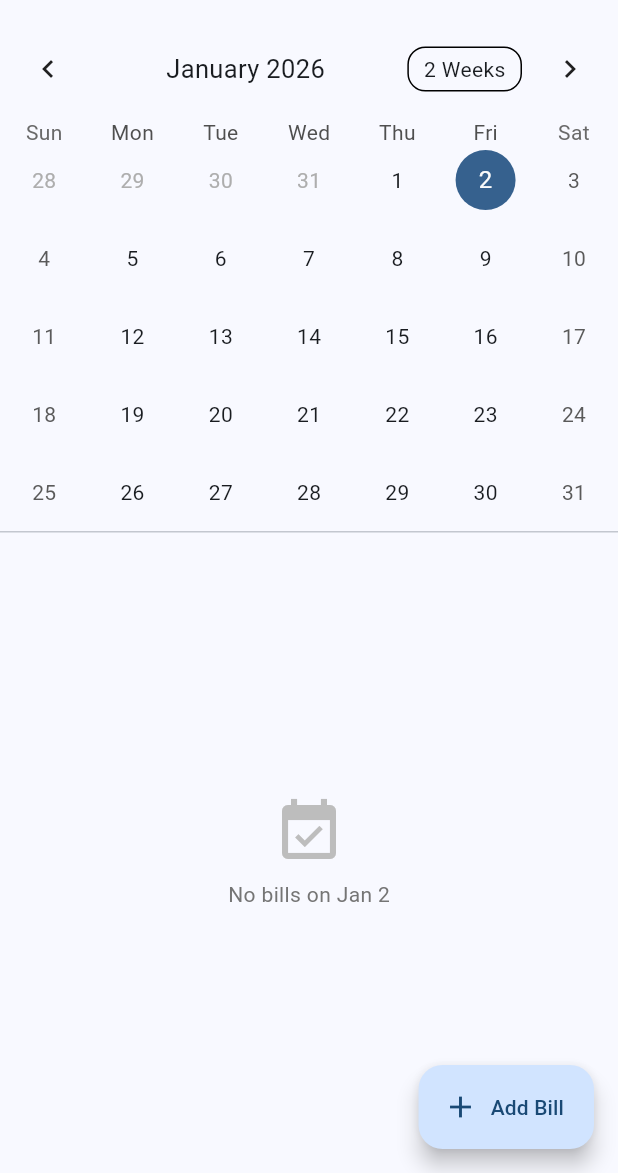
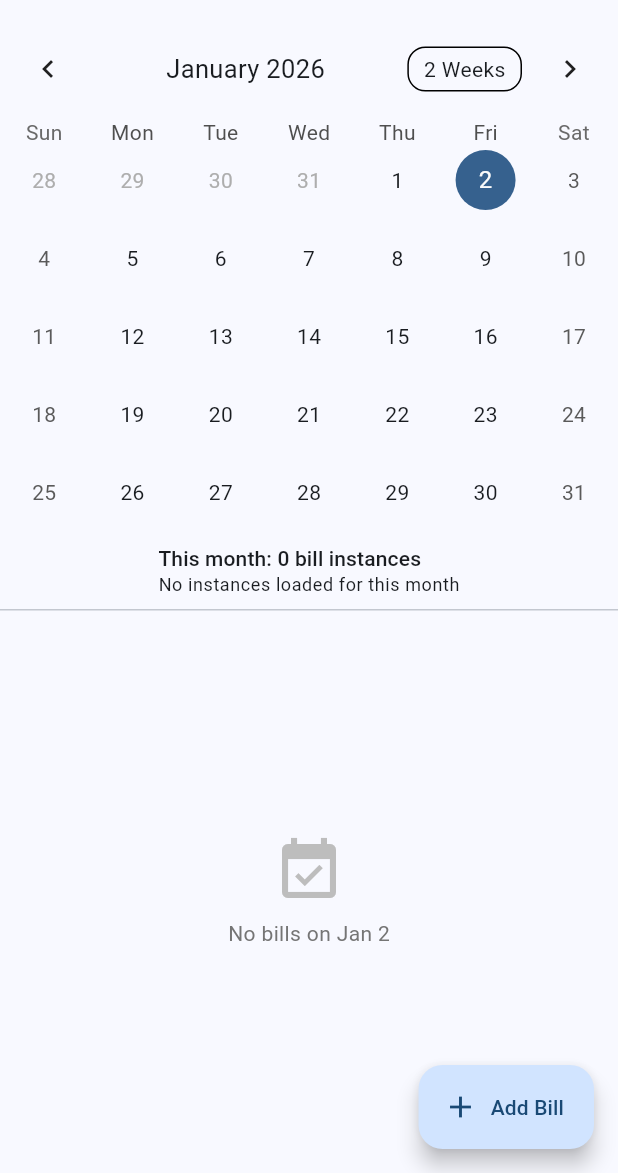
Before and after one commit to FridLexman/budget_calendar, a Flutter app: the CalendarScreen screen opened directly, on a phone screen of 412 x 824 dp, the part 63-1236 px from its top. Run offline on Flutter 3.47's test engine with Material 3 defaults, Android fonts, the phone set to English and light mode, and no system bars; drawn by our look-alikes of table_calendar; our stand-ins replace drift, drift_flutter, flutter_riverpod, flutter_secure_storage; missing offline and left inert: mobile_scanner; accounts and stored records are empty; generated files the repository leaves out were written again.

Commit message:
Ensure calendar markers draw from month cache and fix bills instances list

```diff
--- a/lib/screens/calendar_screen.dart
+++ b/lib/screens/calendar_screen.dart
@@ -18,6 +18,46 @@ class CalendarScreen extends ConsumerStatefulWidget {
 
 class _CalendarScreenState extends ConsumerState<CalendarScreen> {
   CalendarFormat _calendarFormat = CalendarFormat.month;
+  bool _initialized = false;
+  bool _isLoadingMonth = false;
+  final Map<String, List<BillInstance>> _monthCache = {};
+
+  String _monthKey(DateTime d) => '${d.year}-${d.month.toString().padLeft(2, '0')}';
+
+  Future<void> _loadMonth(AppDatabase db, DateTime month, {bool prefetchNext = false}) async {
+    final key = _monthKey(month);
+    if (_monthCache.containsKey(key) && !prefetchNext) return;
+    setState(() => _isLoadingMonth = true);
+
+    // Ensure generated and then fetch for this month
+    await MonthGenerator(db).ensureMonthGenerated(month.year, month.month);
+    final start = DateTime(month.year, month.month, 1);
+    final end = DateTime(month.year, month.month + 1, 0);
+    final rows = await db.getBillInstancesForMonth(ymd(start), ymd(end));
+
+    setState(() {
+      _monthCache[key] = rows;
+      _isLoadingMonth = false;
+    });
+
+    if (prefetchNext) {
+      final next = DateTime(month.year, month.month + 1, 1);
+      final nextKey = _monthKey(next);
+      if (!_monthCache.containsKey(nextKey)) {
+        // fire-and-forget without flipping the loading indicator
+        MonthGenerator(db).ensureMonthGenerated(next.year, next.month).then((_) async {
+          final nStart = DateTime(next.year, next.month, 1);
+          final nEnd = DateTime(next.year, next.month + 1, 0);
+          final nRows = await db.getBillInstancesForMonth(ymd(nStart), ymd(nEnd));
+          if (mounted) {
+            setState(() {
+              _monthCache[nextKey] = nRows;
+            });
+          }
+        });
+      }
+    }
+  }
 
   @override
   Widget build(BuildContext context) {
@@ -27,6 +67,13 @@ class _CalendarScreenState extends ConsumerState<CalendarScreen> {
 
     return dbAsync.when(
       data: (db) {
+        if (!_initialized) {
+          _initialized = true;
+          _loadMonth(db, focusedMonth, prefetchNext: true);
+        }
+
+        final monthRows = _monthCache[_monthKey(focusedMonth)] ?? const <BillInstance>[];
+
         return Scaffold(
           appBar: AppBar(
             title: const Text('Calendar'),
@@ -42,33 +89,132 @@ class _CalendarScreenState extends ConsumerState<CalendarScreen> {
               ),
             ],
           ),
-          body: Column(
+          body: _CalendarBody(
+            db: db,
+            focusedMonth: focusedMonth,
+            selectedDay: selectedDay,
+            calendarFormat: _calendarFormat,
+            onFormatChanged: (f) => setState(() => _calendarFormat = f),
+            onDaySelected: (d) {
+              ref.read(selectedDateProvider.notifier).state = d;
+              ref.read(selectedMonthProvider.notifier).state = DateTime(d.year, d.month, 1);
+            },
+            onMonthChanged: (m) {
+              ref.read(selectedMonthProvider.notifier).state = m;
+              _loadMonth(db, m, prefetchNext: true);
+            },
+            monthRows: monthRows,
+            isLoadingMonth: _isLoadingMonth,
+          ),
+          floatingActionButton: FloatingActionButton.extended(
+            onPressed: () {
+              Navigator.of(context).push(
+                MaterialPageRoute(builder: (_) => DayDetailScreen(date: selectedDay)),
+              );
+            },
+            icon: const Icon(Icons.add),
+            label: const Text('Add Bill'),
+          ),
+        );
+      },
+      loading: () => const Scaffold(body: Center(child: CircularProgressIndicator())),
+      error: (e, st) => Scaffold(body: Center(child: Text('Error: $e'))),
+    );
+  }
+
+  Future<_DayInfo> _getDayInfo(AppDatabase db, String dateStr) async {
+    final bills = await db.getBillInstancesForDate(dateStr);
+    final hasPaid = bills.any((b) => b.status == 'paid' || b.status == 'partial');
+    return _DayInfo(count: bills.length, hasPaid: hasPaid);
+  }
+}
+
+class _CalendarBody extends StatelessWidget {
+  final AppDatabase db;
+  final DateTime focusedMonth;
+  final DateTime selectedDay;
+  final CalendarFormat calendarFormat;
+  final void Function(CalendarFormat) onFormatChanged;
+  final void Function(DateTime) onDaySelected;
+  final void Function(DateTime) onMonthChanged;
+  final List<BillInstance> monthRows;
+  final bool isLoadingMonth;
+
+  const _CalendarBody({
+    required this.db,
+    required this.focusedMonth,
+    required this.selectedDay,
+    required this.calendarFormat,
+    required this.onFormatChanged,
+    required this.onDaySelected,
+    required this.onMonthChanged,
+    required this.monthRows,
+    required this.isLoadingMonth,
+  });
+
+  @override
+  Widget build(BuildContext context) {
+    final markers = <String, _DayInfo>{};
+    for (final b in monthRows.where((r) => r.status != 'skipped')) {
+      final info = markers.putIfAbsent(b.dueDate, () => _DayInfo(count: 0, hasPaid: false));
+      markers[b.dueDate] = _DayInfo(
+        count: info.count + 1,
+        hasPaid: info.hasPaid || b.status == 'paid' || b.status == 'partial',
+      );
+    }
+
+    return Column(
       children: [
         TableCalendar(
           firstDay: DateTime.utc(2020, 1, 1),
           lastDay: DateTime.utc(2100, 12, 31),
           focusedDay: focusedMonth,
-                calendarFormat: _calendarFormat,
+          calendarFormat: calendarFormat,
           availableCalendarFormats: const {
             CalendarFormat.month: 'Month',
             CalendarFormat.twoWeeks: '2 Weeks',
             CalendarFormat.week: 'Week',
           },
           selectedDayPredicate: (d) => isSameDay(d, selectedDay),
-                onDaySelected: (sel, foc) {
-                  ref.read(selectedDateProvider.notifier).state = sel;
-                  Navigator.of(context).push(
-                    MaterialPageRoute(builder: (_) => DayDetailScreen(date: sel)),
+          eventLoader: (d) {
+            final dateStr = ymd(d);
+            final rowsForDay =
+                monthRows.where((r) => r.dueDate == dateStr && r.status != 'skipped').toList();
+            return rowsForDay;
+          },
+          onDaySelected: (sel, foc) => onDaySelected(sel),
+          onFormatChanged: onFormatChanged,
+          onPageChanged: (foc) async {
+            onMonthChanged(DateTime(foc.year, foc.month, 1));
+          },
+          calendarBuilders: CalendarBuilders(
+            markerBuilder: (context, day, events) {
+              final info = markers[ymd(day)];
+              if (info == null || info.count == 0) return const SizedBox.shrink();
+              return Align(
+                alignment: Alignment.bottomCenter,
+                child: Container(
+                  width: 18,
+                  height: 14,
+                  decoration: BoxDecoration(
+                    color: info.hasPaid
+                        ? Colors.green
+                        : Theme.of(context).colorScheme.primary,
+                    borderRadius: BorderRadius.circular(8),
+                  ),
+                  alignment: Alignment.center,
+                  child: Text(
+                    '${info.count}',
+                    style: const TextStyle(
+                      color: Colors.white,
+                      fontSize: 10,
+                      fontWeight: FontWeight.bold,
+                    ),
+                  ),
+                ),
               );
             },
-                onFormatChanged: (format) {
-                  setState(() => _calendarFormat = format);
-                },
-                onPageChanged: (foc) async {
-                  ref.read(selectedMonthProvider.notifier).state = DateTime(foc.year, foc.month, 1);
-                  // Generate instances for the new month
-                  await MonthGenerator(db).ensureMonthGenerated(foc.year, foc.month);
-                },
+          ),
           calendarStyle: CalendarStyle(
             todayDecoration: BoxDecoration(
               color: Theme.of(context).colorScheme.primary.withOpacity(0.3),
@@ -87,76 +233,61 @@ class _CalendarScreenState extends ConsumerState<CalendarScreen> {
             formatButtonVisible: true,
             titleCentered: true,
           ),
-                calendarBuilders: CalendarBuilders(
-                  markerBuilder: (context, day, events) {
-                    final dateStr = ymd(day);
-                    return FutureBuilder<_DayInfo>(
-                      future: _getDayInfo(db, dateStr),
-                      builder: (context, snap) {
-                        if (!snap.hasData) return const SizedBox.shrink();
-                        final info = snap.data!;
-                        if (info.count == 0) return const SizedBox.shrink();
-
-                        return Positioned(
-                          bottom: 1,
-                          child: Row(
-                            mainAxisSize: MainAxisSize.min,
-                            children: [
-                              Container(
-                                padding: const EdgeInsets.symmetric(horizontal: 4, vertical: 1),
-                                decoration: BoxDecoration(
-                                  color: info.hasPaid
-                                      ? Colors.green
-                                      : Theme.of(context).colorScheme.primary,
-                                  borderRadius: BorderRadius.circular(8),
         ),
-                                child: Text(
-                                  '${info.count}',
-                                  style: const TextStyle(
-                                    color: Colors.white,
-                                    fontSize: 10,
-                                    fontWeight: FontWeight.bold,
+        Padding(
+          padding: const EdgeInsets.symmetric(horizontal: 12, vertical: 8),
+          child: _MonthSummaryBanner(rows: monthRows),
         ),
-                                ),
+        const Divider(height: 1),
+        Expanded(
+          child: isLoadingMonth
+              ? const Center(child: CircularProgressIndicator())
+              : _buildDaySummaryFromMonth(context, monthRows, selectedDay),
         ),
       ],
+    );
+  }
+}
+
+class _DayInfo {
+  final int count;
+  final bool hasPaid;
+  _DayInfo({required this.count, required this.hasPaid});
+}
+
+class _MonthSummaryBanner extends StatelessWidget {
+  final List<BillInstance> rows;
+  const _MonthSummaryBanner({required this.rows});
+
+  @override
+  Widget build(BuildContext context) {
+    final preview = rows.take(5).toList()
+      ..sort((a, b) => a.dueDate.compareTo(b.dueDate));
+    return Column(
+      crossAxisAlignment: CrossAxisAlignment.start,
+      children: [
+        Text(
+          'This month: ${rows.length} bill instances',
+          style: Theme.of(context).textTheme.labelLarge,
         ),
-                        );
-                      },
-                    );
-                  },
-                ),
-              ),
-              const Divider(height: 1),
-              // Show selected day summary
-              Expanded(
-                child: _buildDaySummary(db, selectedDay),
+        if (preview.isNotEmpty)
+          ...preview.map((b) => Text(
+                '${b.dueDate}: ${b.titleSnapshot}',
+                style: Theme.of(context).textTheme.bodySmall,
+              )),
+        if (preview.isEmpty)
+          Text(
+            'No instances loaded for this month',
+            style: Theme.of(context).textTheme.bodySmall,
           ),
       ],
-          ),
-          floatingActionButton: FloatingActionButton.extended(
-            onPressed: () {
-              Navigator.of(context).push(
-                MaterialPageRoute(builder: (_) => DayDetailScreen(date: selectedDay)),
-              );
-            },
-            icon: const Icon(Icons.add),
-            label: const Text('Add Bill'),
-          ),
-        );
-      },
-      loading: () => const Scaffold(body: Center(child: CircularProgressIndicator())),
-      error: (e, st) => Scaffold(body: Center(child: Text('Error: $e'))),
     );
   }
+}
 
-  Widget _buildDaySummary(AppDatabase db, DateTime day) {
+Widget _buildDaySummaryFromMonth(BuildContext context, List<BillInstance> monthRows, DateTime day) {
   final dateStr = ymd(day);
-
-    return StreamBuilder<List<BillInstance>>(
-      stream: db.watchBillInstancesForDate(dateStr),
-      builder: (context, snap) {
-        final rows = snap.data ?? [];
+  final rows = monthRows.where((r) => r.dueDate == dateStr && r.status != 'skipped').toList();
 
   if (rows.isEmpty) {
     return Center(
@@ -240,9 +371,7 @@ class _CalendarScreenState extends ConsumerState<CalendarScreen> {
                 ),
               ),
               onTap: () {
-                      Navigator.of(context).push(
-                        MaterialPageRoute(builder: (_) => DayDetailScreen(date: day)),
-                      );
+                Navigator.of(context).push(MaterialPageRoute(builder: (_) => DayDetailScreen(date: day)));
               },
             );
           },
@@ -250,19 +379,4 @@ class _CalendarScreenState extends ConsumerState<CalendarScreen> {
       ),
     ],
   );
-      },
-    );
 }
-
-  Future<_DayInfo> _getDayInfo(AppDatabase db, String dateStr) async {
-    final bills = await db.getBillInstancesForDate(dateStr);
-    final hasPaid = bills.any((b) => b.status == 'paid' || b.status == 'partial');
-    return _DayInfo(count: bills.length, hasPaid: hasPaid);
-  }
-}
-
-class _DayInfo {
-  final int count;
-  final bool hasPaid;
-  _DayInfo({required this.count, required this.hasPaid});
-}
```
Also changed, not shown: 1 other file. Lines whose indentation alone changed are shown as unchanged.
